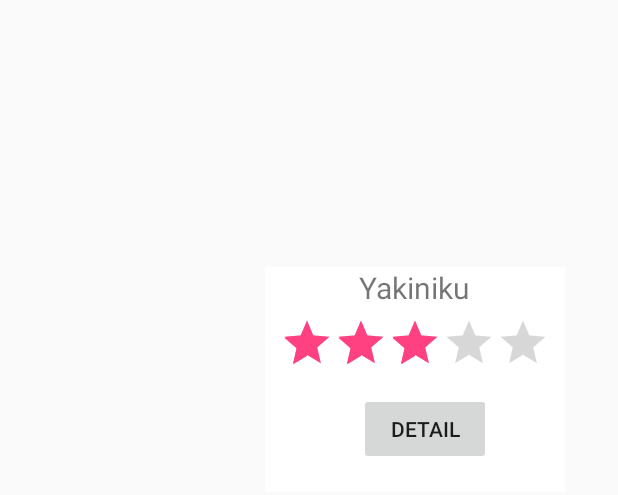
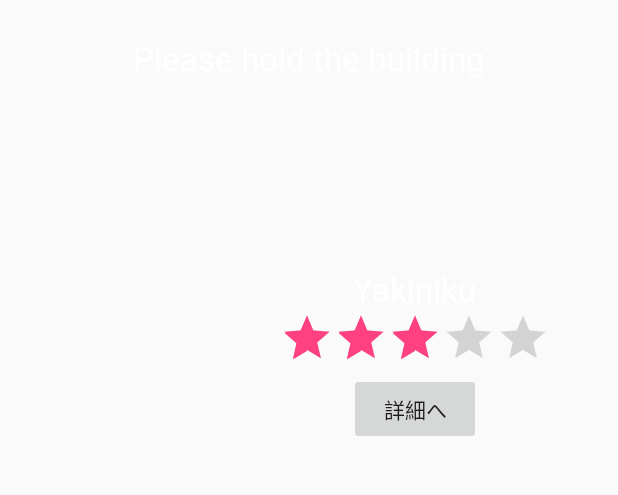
Before and after one commit to Taku24/DocomoHackathonAR, an Android app: the layout activity_show_ar.xml on its own in the app's theme, with its tools: preview values and no code run, on a phone screen of 412 x 824 dp. Shown: the top 495 px of the screen. Run offline under Robolectric (Android 15) with nearby library versions, the phone set to English and light mode, and no system bars.

Commit message:
fix shoARLayout

```diff
--- a/app/src/main/java/docomohackathonar/taku/com/docomohackathonar/Screens/ShowARActivity.java
+++ b/app/src/main/java/docomohackathonar/taku/com/docomohackathonar/Screens/ShowARActivity.java
@@ -50,7 +50,7 @@ public class ShowARActivity extends ARActivity implements ARImageTrackableListen
         super.onCreate(savedInstanceState);
         setContentView(R.layout.activity_show_ar);
         ButterKnife.bind(this);
-        mShopInfo.setVisibility(View.GONE);
+//        mShopInfo.setVisibility(View.GONE);
         mDetail.setOnClickListener(new View.OnClickListener() {
             @Override
             public void onClick(View view) {
--- a/app/src/main/res/layout/activity_show_ar.xml
+++ b/app/src/main/res/layout/activity_show_ar.xml
@@ -3,24 +3,34 @@
     android:layout_width="match_parent"
     android:layout_height="match_parent">
 
+    <TextView
+        android:layout_width="wrap_content"
+        android:layout_height="wrap_content"
+        android:layout_alignParentTop="true"
+        android:layout_centerHorizontal="true"
+        android:layout_marginTop="24dp"
+        android:text="Please hold the building"
+        android:textColor="@android:color/white"
+        android:textSize="@dimen/text_x_big" />
+
     <RelativeLayout
         android:id="@+id/shopInfo"
         android:layout_width="200dp"
         android:layout_height="150dp"
-        android:background="@android:color/white"
+        android:layout_alignParentEnd="true"
+        android:layout_alignParentTop="true"
         android:layout_marginEnd="35dp"
-        android:layout_marginTop="178dp"
-        android:layout_alignParentTop="true"
-        android:layout_alignParentEnd="true">
+        android:layout_marginTop="178dp">
 
         <TextView
             android:id="@+id/textView"
             android:layout_width="wrap_content"
             android:layout_height="wrap_content"
+            android:layout_alignParentTop="true"
             android:layout_centerHorizontal="true"
-            android:layout_marginBottom="5dp"
             android:text="Yakiniku"
-            android:textSize="20sp" />
+            android:textColor="@android:color/white"
+            android:textSize="@dimen/text_x_big" />
 
         <RatingBar
             android:id="@+id/ratingBar"
@@ -36,10 +46,9 @@
             android:id="@+id/detail"
             android:layout_width="wrap_content"
             android:layout_height="wrap_content"
-            android:layout_alignParentBottom="true"
-            android:layout_alignStart="@+id/textView"
-            android:layout_marginBottom="18dp"
-            android:text="detail" />
+            android:layout_below="@+id/ratingBar"
+            android:layout_centerHorizontal="true"
+            android:text="詳細へ" />
 
     </RelativeLayout>
 
```
